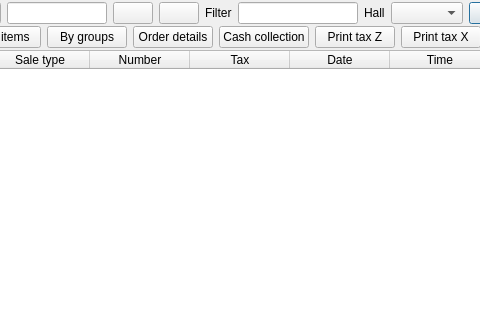
Qt form Shop/sales.ui (End1-1/Cafe5) before a commit; both pictures show x 213 to 693 and y 0 to 320 of the 1053 by 755 pixel window.
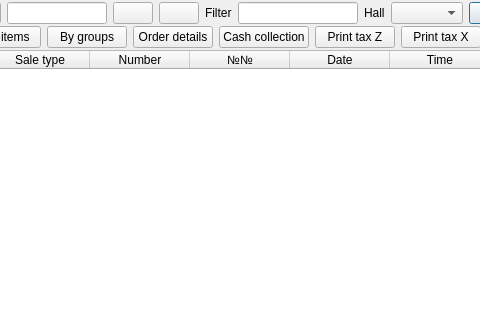
The same form after that commit. Icons and pictures are not drawn. Custom widgets are drawn as their Qt base class.

Diff of the .ui file:
```diff
--- a/Shop/sales.ui
+++ b/Shop/sales.ui
@@ -454,7 +454,7 @@
      </column>
      <column>
       <property name="text">
-       <string>Tax</string>
+       <string>№№</string>
       </property>
      </column>
      <column>
```
Left out of the diff: 32 changed lines with no effect on the pictures.
